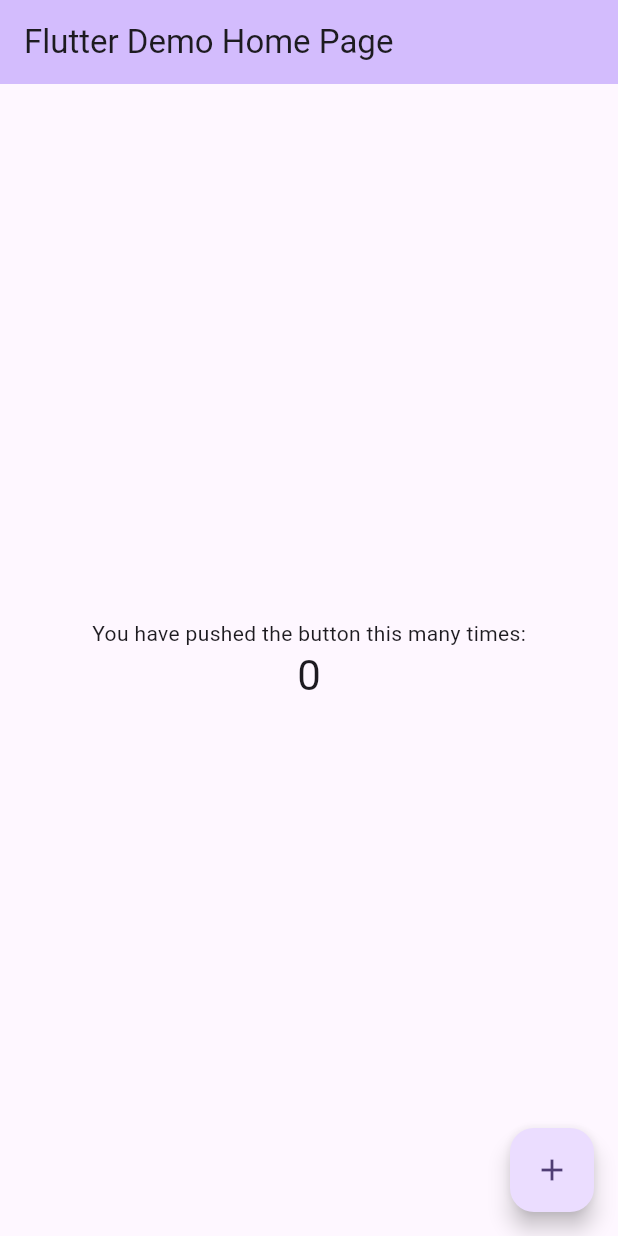
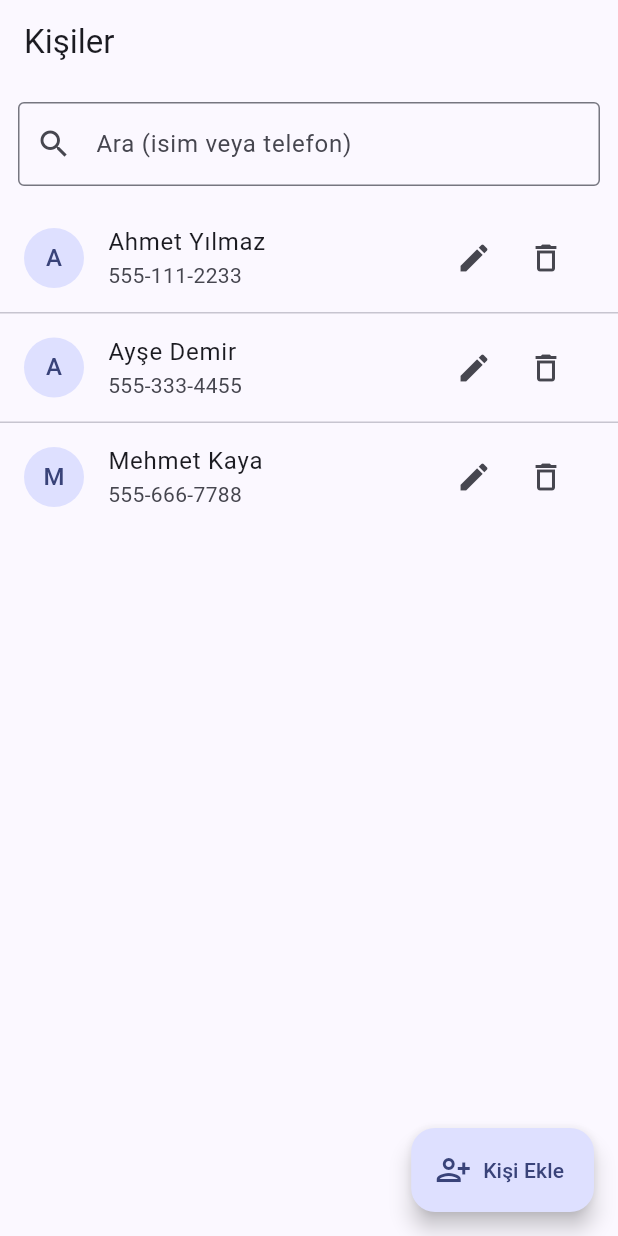
Before and after one commit to Ebrardemir/kisiler-uygulamasi-ybdigital, a Flutter app: the screen it shows after launch, on a phone screen of 412 x 824 dp. Run offline on Flutter 3.47's test engine with Material 3 defaults, Android fonts, the light colour scheme and no system bars; our stand-ins replace shared_preferences.

Commit message:
Arama-güncelleme eklendi.

```diff
--- a/kisiler_uygulamasi/lib/main.dart
+++ b/kisiler_uygulamasi/lib/main.dart
@@ -1,122 +1,264 @@
 import 'package:flutter/material.dart';
+import 'dart:convert';
+import 'package:shared_preferences/shared_preferences.dart';
 
 void main() {
   runApp(const MyApp());
 }
 
-class MyApp extends StatelessWidget {
-  const MyApp({super.key});
+class Person {
+  Person({required this.id, required this.name, this.phone = ''});
+  final int id;
+  String name;
+  String phone;
 
-  // This widget is the root of your application.
-  @override
-  Widget build(BuildContext context) {
-    return MaterialApp(
-      title: 'Flutter Demo',
-      theme: ThemeData(
-        // This is the theme of your application.
-        //
-        // TRY THIS: Try running your application with "flutter run". You'll see
-        // the application has a purple toolbar. Then, without quitting the app,
-        // try changing the seedColor in the colorScheme below to Colors.green
-        // and then invoke "hot reload" (save your changes or press the "hot
-        // reload" button in a Flutter-supported IDE, or press "r" if you used
-        // the command line to start the app).
-        //
-        // Notice that the counter didn't reset back to zero; the application
-        // state is not lost during the reload. To reset the state, use hot
-        // restart instead.
-        //
-        // This works for code too, not just values: Most code changes can be
-        // tested with just a hot reload.
-        colorScheme: ColorScheme.fromSeed(seedColor: Colors.deepPurple),
-      ),
-      home: const MyHomePage(title: 'Flutter Demo Home Page'),
+  Map<String, dynamic> toJson() => {
+    'id': id,
+    'name': name,
+    'phone': phone,
+  };
+
+  static Person fromJson(Map<String, dynamic> json) {
+    return Person(
+      id: json['id'] as int,
+      name: (json['name'] as String?) ?? '',
+      phone: (json['phone'] as String?) ?? '',
     );
   }
 }
 
-class MyHomePage extends StatefulWidget {
-  const MyHomePage({super.key, required this.title});
-
-  // This widget is the home page of your application. It is stateful, meaning
-  // that it has a State object (defined below) that contains fields that affect
-  // how it looks.
-
-  // This class is the configuration for the state. It holds the values (in this
-  // case the title) provided by the parent (in this case the App widget) and
-  // used by the build method of the State. Fields in a Widget subclass are
-  // always marked "final".
-
-  final String title;
+class MyApp extends StatelessWidget {
+  const MyApp({super.key});
 
   @override
-  State<MyHomePage> createState() => _MyHomePageState();
+  Widget build(BuildContext context) {
+    return MaterialApp(
+      title: 'Kişiler',
+      theme: ThemeData(
+        colorScheme: ColorScheme.fromSeed(seedColor: Colors.indigo),
+        useMaterial3: true,
+      ),
+      home: const PeoplePage(),
+    );
+  }
 }
 
-class _MyHomePageState extends State<MyHomePage> {
-  int _counter = 0;
+class PeoplePage extends StatefulWidget {
+  const PeoplePage({super.key});
 
-  void _incrementCounter() {
+  @override
+  State<PeoplePage> createState() => _PeoplePageState();
+}
+
+class _PeoplePageState extends State<PeoplePage> {
+  final TextEditingController _searchController = TextEditingController();
+  final List<Person> _people = <Person>[];
+
+  String _query = '';
+  int _nextId = 1;
+
+  static const String _prefsKey = 'people_v1';
+
+  @override
+  void initState() {
+    super.initState();
+    _loadPeople();
+  }
+
+  Future<void> _loadPeople() async {
+    final prefs = await SharedPreferences.getInstance();
+    final jsonString = prefs.getString(_prefsKey);
+    if (jsonString == null || jsonString.isEmpty) {
+      setState(() {
+        _people.addAll(<Person>[
+          Person(id: 1, name: 'Ahmet Yılmaz', phone: '555-111-2233'),
+          Person(id: 2, name: 'Ayşe Demir', phone: '555-333-4455'),
+          Person(id: 3, name: 'Mehmet Kaya', phone: '555-666-7788'),
+        ]);
+        _nextId = 4;
+      });
+      await _savePeople();
+      return;
+    }
+    try {
+      final List<dynamic> decoded = json.decode(jsonString) as List<dynamic>;
+      final List<Person> loaded = decoded
+          .map((e) => Person.fromJson(e as Map<String, dynamic>))
+          .toList();
+      setState(() {
+        _people
+          ..clear()
+          ..addAll(loaded);
+        _nextId = (_people.map((p) => p.id).fold<int>(0, (max, id) => id > max ? id : max)) + 1;
+      });
+    } catch (_) {
+      // If parsing fails, keep current list
+    }
+  }
+
+  Future<void> _savePeople() async {
+    final prefs = await SharedPreferences.getInstance();
+    final data = _people.map((p) => p.toJson()).toList();
+    await prefs.setString(_prefsKey, json.encode(data));
+  }
+
+  List<Person> get _filteredPeople {
+    if (_query.trim().isEmpty) return _people;
+    final q = _query.toLowerCase();
+    return _people.where((p) => p.name.toLowerCase().contains(q) || p.phone.toLowerCase().contains(q)).toList();
+  }
+
+  void _openPersonDialog({Person? person}) async {
+    final nameController = TextEditingController(text: person?.name ?? '');
+    final phoneController = TextEditingController(text: person?.phone ?? '');
+
+    final result = await showDialog<Person>(
+      context: context,
+      builder: (context) {
+        return AlertDialog(
+          title: Text(person == null ? 'Kişi Ekle' : 'Kişiyi Düzenle'),
+          content: Column(
+            mainAxisSize: MainAxisSize.min,
+            children: [
+              TextField(
+                controller: nameController,
+                decoration: const InputDecoration(labelText: 'Ad Soyad'),
+              ),
+              const SizedBox(height: 8),
+              TextField(
+                controller: phoneController,
+                decoration: const InputDecoration(labelText: 'Telefon'),
+                keyboardType: TextInputType.phone,
+              ),
+            ],
+          ),
+          actions: [
+            TextButton(
+              onPressed: () => Navigator.of(context).pop(),
+              child: const Text('Vazgeç'),
+            ),
+            FilledButton(
+              onPressed: () {
+                final name = nameController.text.trim();
+                final phone = phoneController.text.trim();
+                if (name.isEmpty) return;
+                if (person == null) {
+                  Navigator.of(context).pop(Person(id: _nextId, name: name, phone: phone));
+                } else {
+                  final updated = Person(id: person.id, name: name, phone: phone);
+                  Navigator.of(context).pop(updated);
+                }
+              },
+              child: Text(person == null ? 'Ekle' : 'Kaydet'),
+            ),
+          ],
+        );
+      },
+    );
+
+    if (result == null) return;
+
     setState(() {
-      // This call to setState tells the Flutter framework that something has
-      // changed in this State, which causes it to rerun the build method below
-      // so that the display can reflect the updated values. If we changed
-      // _counter without calling setState(), then the build method would not be
-      // called again, and so nothing would appear to happen.
-      _counter++;
+      final existingIndex = _people.indexWhere((p) => p.id == result.id);
+      if (existingIndex == -1) {
+        _people.add(result);
+        _nextId += 1;
+      } else {
+        _people[existingIndex] = result;
+      }
     });
+    await _savePeople();
+  }
+
+  Future<void> _deletePerson(Person person) async {
+    setState(() {
+      _people.removeWhere((p) => p.id == person.id);
+    });
+    await _savePeople();
+  }
+
+  @override
+  void dispose() {
+    _searchController.dispose();
+    super.dispose();
   }
 
   @override
   Widget build(BuildContext context) {
-    // This method is rerun every time setState is called, for instance as done
-    // by the _incrementCounter method above.
-    //
-    // The Flutter framework has been optimized to make rerunning build methods
-    // fast, so that you can just rebuild anything that needs updating rather
-    // than having to individually change instances of widgets.
     return Scaffold(
       appBar: AppBar(
-        // TRY THIS: Try changing the color here to a specific color (to
-        // Colors.amber, perhaps?) and trigger a hot reload to see the AppBar
-        // change color while the other colors stay the same.
-        backgroundColor: Theme.of(context).colorScheme.inversePrimary,
-        // Here we take the value from the MyHomePage object that was created by
-        // the App.build method, and use it to set our appbar title.
-        title: Text(widget.title),
+        title: const Text('Kişiler'),
       ),
-      body: Center(
-        // Center is a layout widget. It takes a single child and positions it
-        // in the middle of the parent.
-        child: Column(
-          // Column is also a layout widget. It takes a list of children and
-          // arranges them vertically. By default, it sizes itself to fit its
-          // children horizontally, and tries to be as tall as its parent.
-          //
-          // Column has various properties to control how it sizes itself and
-          // how it positions its children. Here we use mainAxisAlignment to
-          // center the children vertically; the main axis here is the vertical
-          // axis because Columns are vertical (the cross axis would be
-          // horizontal).
-          //
-          // TRY THIS: Invoke "debug painting" (choose the "Toggle Debug Paint"
-          // action in the IDE, or press "p" in the console), to see the
-          // wireframe for each widget.
-          mainAxisAlignment: MainAxisAlignment.center,
-          children: <Widget>[
-            const Text('You have pushed the button this many times:'),
-            Text(
-              '$_counter',
-              style: Theme.of(context).textTheme.headlineMedium,
+      body: Column(
+        children: [
+          Padding(
+            padding: const EdgeInsets.all(12.0),
+            child: TextField(
+              controller: _searchController,
+              decoration: InputDecoration(
+                hintText: 'Ara (isim veya telefon)',
+                prefixIcon: const Icon(Icons.search),
+                suffixIcon: _query.isEmpty
+                    ? null
+                    : IconButton(
+                        icon: const Icon(Icons.clear),
+                        onPressed: () {
+                          _searchController.clear();
+                          setState(() {
+                            _query = '';
+                          });
+                        },
+                      ),
+                border: const OutlineInputBorder(),
+              ),
+              onChanged: (value) {
+                setState(() {
+                  _query = value;
+                });
+              },
             ),
-          ],
-        ),
+          ),
+          Expanded(
+            child: _filteredPeople.isEmpty
+                ? const Center(child: Text('Kayıt bulunamadı'))
+                : ListView.separated(
+                    itemCount: _filteredPeople.length,
+                    separatorBuilder: (_, __) => const Divider(height: 1),
+                    itemBuilder: (context, index) {
+                      final person = _filteredPeople[index];
+                      return ListTile(
+                        title: Text(person.name),
+                        subtitle: person.phone.isEmpty ? null : Text(person.phone),
+                        leading: CircleAvatar(
+                          child: Text(person.name.isNotEmpty ? person.name[0] : '?'),
+                        ),
+                        trailing: Row(
+                          mainAxisSize: MainAxisSize.min,
+                          children: [
+                            IconButton(
+                              icon: const Icon(Icons.edit),
+                              onPressed: () => _openPersonDialog(person: person),
+                              tooltip: 'Düzenle',
+                            ),
+                            IconButton(
+                              icon: const Icon(Icons.delete_outline),
+                              onPressed: () => _deletePerson(person),
+                              tooltip: 'Sil',
+                            ),
+                          ],
+                        ),
+                        onTap: () => _openPersonDialog(person: person),
+                      );
+                    },
+                  ),
+          ),
+        ],
       ),
-      floatingActionButton: FloatingActionButton(
-        onPressed: _incrementCounter,
-        tooltip: 'Increment',
-        child: const Icon(Icons.add),
-      ), // This trailing comma makes auto-formatting nicer for build methods.
+      floatingActionButton: FloatingActionButton.extended(
+        onPressed: () => _openPersonDialog(),
+        icon: const Icon(Icons.person_add_alt),
+        label: const Text('Kişi Ekle'),
+      ),
     );
   }
 }
--- a/kisiler_uygulamasi/pubspec.yaml
+++ b/kisiler_uygulamasi/pubspec.yaml
@@ -34,6 +34,7 @@ dependencies:
   # The following adds the Cupertino Icons font to your application.
   # Use with the CupertinoIcons class for iOS style icons.
   cupertino_icons: ^1.0.8
+  shared_preferences: ^2.3.2
 
 dev_dependencies:
   flutter_test:
```
